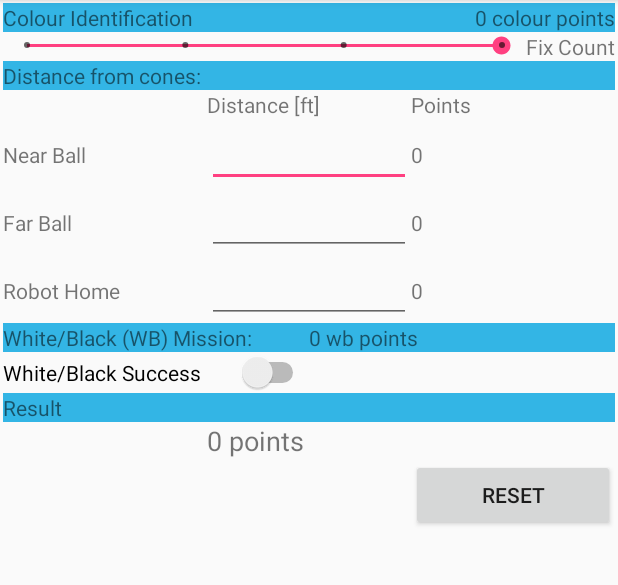
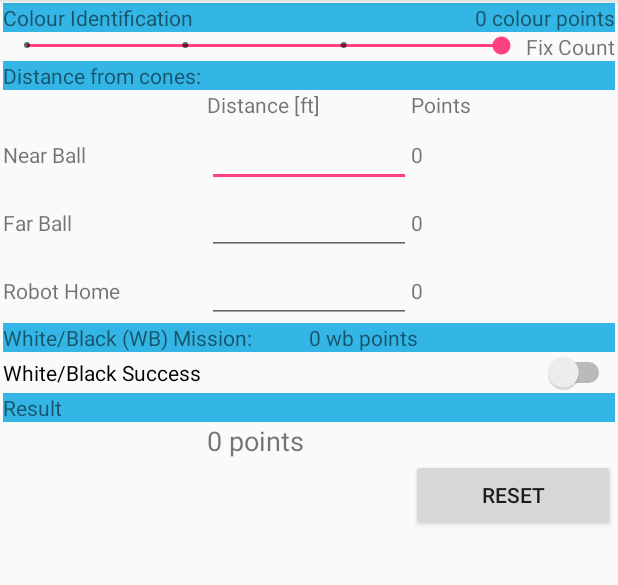
Before and after one commit to AdrianosullivanUL/Android, an Android app: the screen it shows after launch (MainActivity), on a phone screen of 412 x 824 dp, the part 84-669 px from its top. Run offline under Robolectric (Android 15) with nearby library versions, the phone set to English and light mode, and no system bars.

```diff
--- a/ScoreCalculator2/app/src/main/res/layout/activity_main.xml
+++ b/ScoreCalculator2/app/src/main/res/layout/activity_main.xml
@@ -46,7 +46,7 @@
 
             <SeekBar
                 android:id="@+id/colour_ident_seekBar"
-                style="@style/Widget.AppCompat.SeekBar.Discrete"
+                style="@android:style/Widget.Material.SeekBar.Discrete"
                 android:layout_width="0dp"
                 android:layout_height="wrap_content"
                 android:layout_weight="1"
@@ -117,7 +117,7 @@
             android:inputType="number" />
 
         <TextView
-            android:id="@+id/textView9"
+            android:id="@+id/near_ball_points_textView"
             android:layout_width="0dp"
             android:layout_height="wrap_content"
             android:layout_weight="1"
@@ -143,7 +143,7 @@
             android:inputType="number" />
 
         <TextView
-            android:id="@+id/textView10"
+            android:id="@+id/far_ball_points_textView"
             android:layout_width="0dp"
             android:layout_height="wrap_content"
             android:layout_weight="1"
@@ -169,7 +169,7 @@
             android:inputType="number" />
 
         <TextView
-            android:id="@+id/textView11"
+            android:id="@+id/robot_home_points_textView"
             android:layout_width="0dp"
             android:layout_height="wrap_content"
             android:layout_weight="1"
@@ -206,14 +206,7 @@
                 android:layout_height="wrap_content"
                 android:layout_weight="1"
                 android:text="@string/wb_success" />
-            <Space
-                android:layout_width="0dp"
-                android:layout_height="wrap_content"
-                android:layout_weight="1" />
-
         </TableRow>
-
-
         <TableRow
             android:layout_width="match_parent"
             android:layout_height="match_parent">
@@ -264,7 +257,7 @@
                 android:layout_weight="1" />
 
             <Button
-                android:id="@+id/button"
+                android:id="@+id/reset_button"
                 android:layout_width="0dp"
                 android:layout_height="wrap_content"
                 android:layout_weight="1"
```
Also changed, not shown: ScoreCalculator2/app/src/main/java/com/example/adria/scorecalculator2/MainActivity.java (+45 -6 lines).
